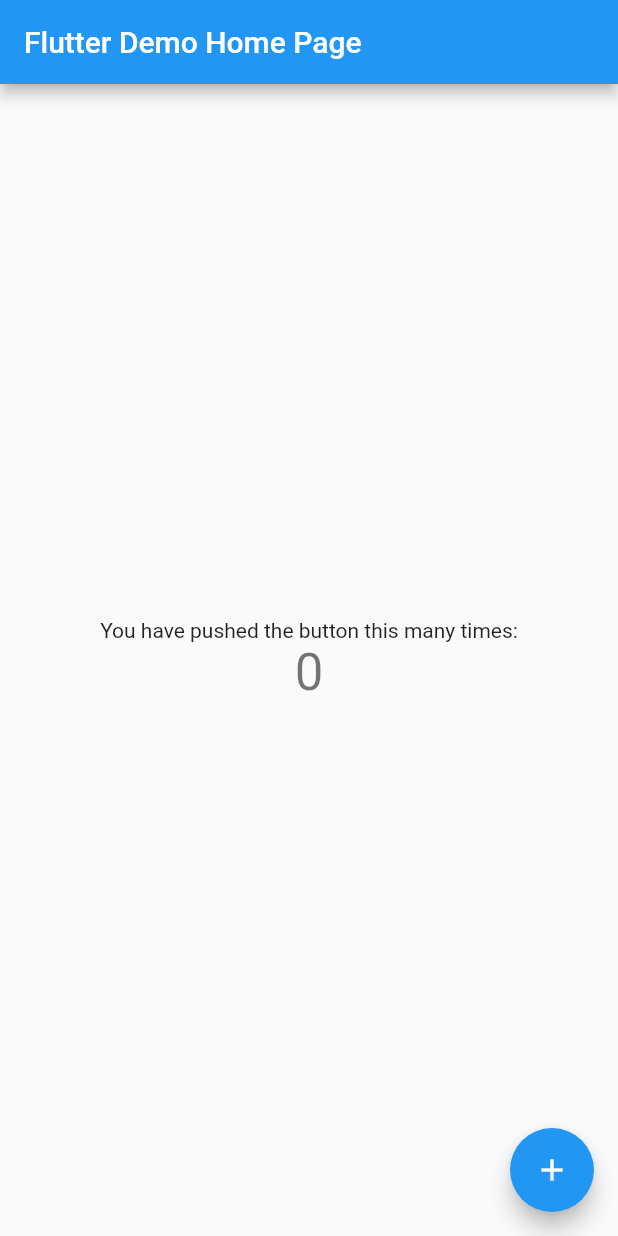
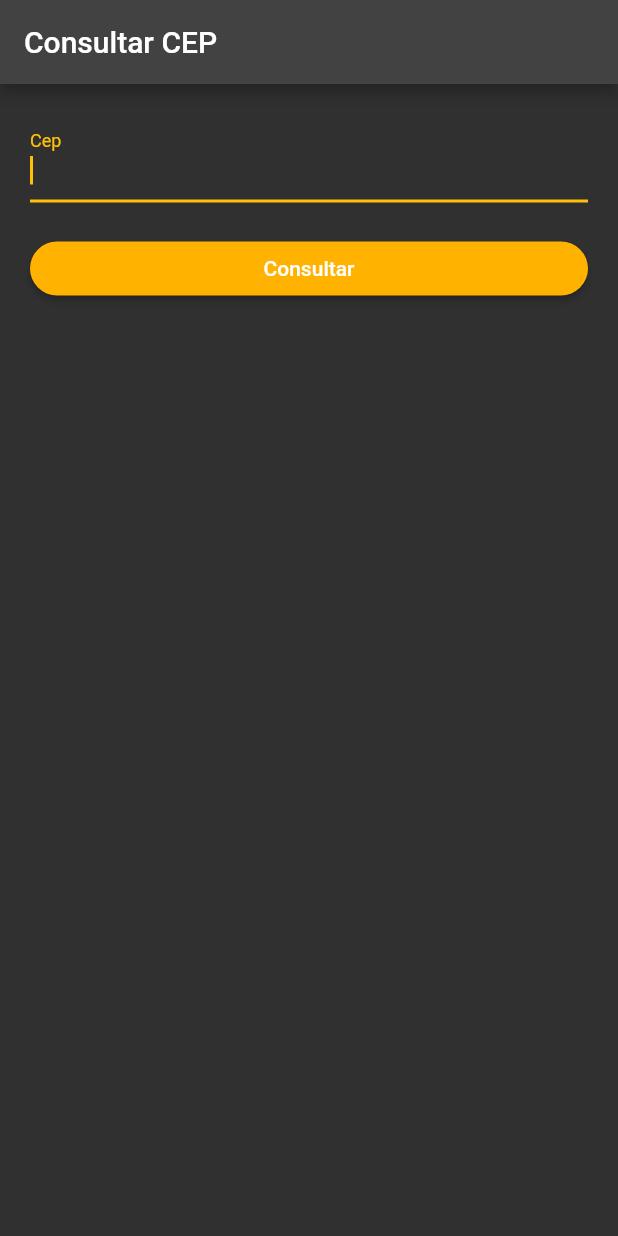
Before and after one commit to otavioborgsm/web_service_flutter, a Flutter app: the screen it shows after launch, on a phone screen of 412 x 824 dp. Run offline on Flutter 3.47's test engine with Material 2 defaults, Android fonts, the phone set to English and light mode, and no system bars.

Commit message:
Services

```diff
--- a/lib/main.dart
+++ b/lib/main.dart
@@ -1,115 +1,14 @@
+
 import 'package:flutter/material.dart';
+import 'package:web_service/views/home_page.dart';
 
 void main() {
-  runApp(const MyApp());
+  runApp(MaterialApp(
+    debugShowCheckedModeBanner: false,
+    home: HomePage(),
+    theme: ThemeData(brightness: Brightness.dark, primarySwatch: Colors.amber),
+    darkTheme: ThemeData(
+      brightness: Brightness.dark,
+    ),
+  ));
 }
-
-class MyApp extends StatelessWidget {
-  const MyApp({Key? key}) : super(key: key);
-
-  // This widget is the root of your application.
-  @override
-  Widget build(BuildContext context) {
-    return MaterialApp(
-      title: 'Flutter Demo',
-      theme: ThemeData(
-        // This is the theme of your application.
-        //
-        // Try running your application with "flutter run". You'll see the
-        // application has a blue toolbar. Then, without quitting the app, try
-        // changing the primarySwatch below to Colors.green and then invoke
-        // "hot reload" (press "r" in the console where you ran "flutter run",
-        // or simply save your changes to "hot reload" in a Flutter IDE).
-        // Notice that the counter didn't reset back to zero; the application
-        // is not restarted.
-        primarySwatch: Colors.blue,
-      ),
-      home: const MyHomePage(title: 'Flutter Demo Home Page'),
-    );
-  }
-}
-
-class MyHomePage extends StatefulWidget {
-  const MyHomePage({Key? key, required this.title}) : super(key: key);
-
-  // This widget is the home page of your application. It is stateful, meaning
-  // that it has a State object (defined below) that contains fields that affect
-  // how it looks.
-
-  // This class is the configuration for the state. It holds the values (in this
-  // case the title) provided by the parent (in this case the App widget) and
-  // used by the build method of the State. Fields in a Widget subclass are
-  // always marked "final".
-
-  final String title;
-
-  @override
-  State<MyHomePage> createState() => _MyHomePageState();
-}
-
-class _MyHomePageState extends State<MyHomePage> {
-  int _counter = 0;
-
-  void _incrementCounter() {
-    setState(() {
-      // This call to setState tells the Flutter framework that something has
-      // changed in this State, which causes it to rerun the build method below
-      // so that the display can reflect the updated values. If we changed
-      // _counter without calling setState(), then the build method would not be
-      // called again, and so nothing would appear to happen.
-      _counter++;
-    });
-  }
-
-  @override
-  Widget build(BuildContext context) {
-    // This method is rerun every time setState is called, for instance as done
-    // by the _incrementCounter method above.
-    //
-    // The Flutter framework has been optimized to make rerunning build methods
-    // fast, so that you can just rebuild anything that needs updating rather
-    // than having to individually change instances of widgets.
-    return Scaffold(
-      appBar: AppBar(
-        // Here we take the value from the MyHomePage object that was created by
-        // the App.build method, and use it to set our appbar title.
-        title: Text(widget.title),
-      ),
-      body: Center(
-        // Center is a layout widget. It takes a single child and positions it
-        // in the middle of the parent.
-        child: Column(
-          // Column is also a layout widget. It takes a list of children and
-          // arranges them vertically. By default, it sizes itself to fit its
-          // children horizontally, and tries to be as tall as its parent.
-          //
-          // Invoke "debug painting" (press "p" in the console, choose the
-          // "Toggle Debug Paint" action from the Flutter Inspector in Android
-          // Studio, or the "Toggle Debug Paint" command in Visual Studio Code)
-          // to see the wireframe for each widget.
-          //
-          // Column has various properties to control how it sizes itself and
-          // how it positions its children. Here we use mainAxisAlignment to
-          // center the children vertically; the main axis here is the vertical
-          // axis because Columns are vertical (the cross axis would be
-          // horizontal).
-          mainAxisAlignment: MainAxisAlignment.center,
-          children: <Widget>[
-            const Text(
-              'You have pushed the button this many times:',
-            ),
-            Text(
-              '$_counter',
-              style: Theme.of(context).textTheme.headline4,
-            ),
-          ],
-        ),
-      ),
-      floatingActionButton: FloatingActionButton(
-        onPressed: _incrementCounter,
-        tooltip: 'Increment',
-        child: const Icon(Icons.add),
-      ), // This trailing comma makes auto-formatting nicer for build methods.
-    );
-  }
-}
--- a/lib/views/home_page.dart
+++ b/lib/views/home_page.dart
@@ -0,0 +1,100 @@
+import 'package:flutter/material.dart';
+import 'package:web_service/services/via_cep_service.dart';
+
+class HomePage extends StatefulWidget {
+  @override
+  _HomePageState  createState() => _HomePageState();
+}
+
+class _HomePageState extends State<HomePage> {
+  var _searchCepController = TextEditingController();
+  bool _loading = false;
+  bool _enableField = true;
+  String? _result;
+
+  @override
+  void dispose() {
+    super.dispose();
+    _searchCepController.clear();
+  }
+
+  @override
+  Widget build(BuildContext context) {
+    return Scaffold(
+      appBar: AppBar(
+        title: Text('Consultar CEP'),
+      ),
+      body: SingleChildScrollView(
+        padding: EdgeInsets.all(20.0),
+        child: Column(
+          crossAxisAlignment: CrossAxisAlignment.stretch,
+          children: <Widget>[
+            _buildSearchCepTextField(),
+            _buildSearchCepButton(),
+            _buildResultForm()
+          ],
+        ),
+      ),
+    );
+  }
+
+  Widget _buildSearchCepTextField() {
+    return TextField(
+      autofocus: true,
+      keyboardType: TextInputType.number,
+      textInputAction: TextInputAction.done,
+      decoration: InputDecoration(labelText: 'Cep'),
+      controller: _searchCepController,
+      enabled: _enableField,
+    );
+  }
+
+  Widget _buildSearchCepButton() {
+    return Padding(
+      padding: const EdgeInsets.only(top: 20.0),
+      child: RaisedButton(
+        onPressed: _searchCep,
+        child: _loading ? _circularLoading() : Text('Consultar'),
+        shape: RoundedRectangleBorder(borderRadius: BorderRadius.circular(20)),
+      ),
+    );
+  }
+
+  void _searching(bool enable) {
+    setState(() {
+      _result = enable ? '' : _result;
+      _loading = enable;
+      _enableField = !enable;
+    });
+  }
+
+  Widget _circularLoading() {
+    return Container(
+      height: 15.0,
+      width: 15.0,
+      child: CircularProgressIndicator(),
+    );
+  }
+
+  Future _searchCep() async {
+    _searching(true);
+
+    final cep = _searchCepController.text;
+
+    final resultCep = await ViaCepService.fetchCep(cep: cep);
+    print(resultCep.localidade); // Exibindo somente a localidade no terminal
+
+    setState(() {
+      _result = resultCep.toJson();
+    });
+
+    _searching(false);
+  }
+
+  Widget _buildResultForm() {
+    return Container(
+      padding: EdgeInsets.only(top: 20.0),
+      child: Text(_result ?? ''),
+    );
+  }
+}
```
